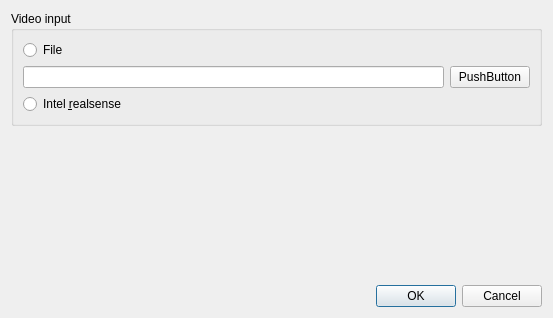
This is src/ui/ConfigDialog.ui in vmartinlac/enguerrand as Qt 5 draws it before an edit. The edited form follows.
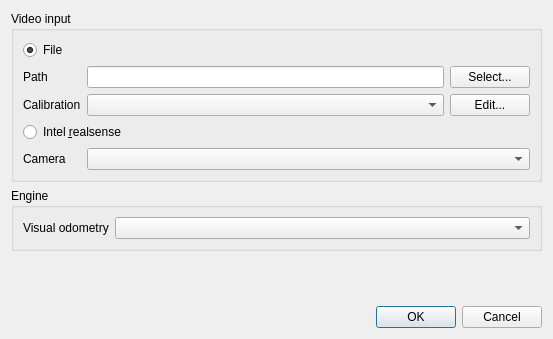
This is the edited form.

The edit to the form file:
```diff
--- a/src/ui/ConfigDialog.ui
+++ b/src/ui/ConfigDialog.ui
@@ -7,9 +7,15 @@
     <x>0</x>
     <y>0</y>
     <width>553</width>
-    <height>318</height>
+    <height>339</height>
    </rect>
   </property>
+  <property name="sizePolicy">
+   <sizepolicy hsizetype="Preferred" vsizetype="Preferred">
+    <horstretch>0</horstretch>
+    <verstretch>0</verstretch>
+   </sizepolicy>
+  </property>
   <property name="windowTitle">
    <string>Configuration</string>
   </property>
@@ -19,32 +25,105 @@
      <property name="title">
       <string>Video input</string>
      </property>
-     <layout class="QVBoxLayout" name="verticalLayout">
-      <item>
-       <widget class="QRadioButton" name="video_file">
+     <layout class="QGridLayout" name="gridLayout">
+      <item row="2" column="2">
+       <widget class="QPushButton" name="video_file_edit_calibrations">
         <property name="text">
-         <string>File</string>
+         <string>Edit...</string>
         </property>
        </widget>
       </item>
-      <item>
-       <layout class="QHBoxLayout" name="horizontalLayout">
-        <item>
-         <widget class="QLineEdit" name="video_filename"/>
-        </item>
-        <item>
-         <widget class="QPushButton" name="select_video_file">
-          <property name="text">
-           <string>PushButton</string>
-          </property>
-         </widget>
-        </item>
-       </layout>
+      <item row="5" column="0">
+       <widget class="QLabel" name="cameraLabel">
+        <property name="text">
+         <string>Camera</string>
+        </property>
+       </widget>
       </item>
-      <item>
+      <item row="2" column="1">
+       <widget class="QComboBox" name="video_file_calibration">
+        <property name="sizePolicy">
+         <sizepolicy hsizetype="Expanding" vsizetype="Fixed">
+          <horstretch>0</horstretch>
+          <verstretch>0</verstretch>
+         </sizepolicy>
+        </property>
+       </widget>
+      </item>
+      <item row="3" column="0" colspan="3">
        <widget class="QRadioButton" name="video_realsense">
         <property name="text">
          <string>Intel &amp;realsense</string>
+        </property>
+       </widget>
+      </item>
+      <item row="0" column="0" colspan="3">
+       <widget class="QRadioButton" name="video_file">
+        <property name="text">
+         <string>File</string>
+        </property>
+        <property name="checked">
+         <bool>true</bool>
+        </property>
+       </widget>
+      </item>
+      <item row="2" column="0">
+       <widget class="QLabel" name="calibrationLabel">
+        <property name="text">
+         <string>Calibration</string>
+        </property>
+       </widget>
+      </item>
+      <item row="1" column="2">
+       <widget class="QPushButton" name="video_file_select_path">
+        <property name="text">
+         <string>Select...</string>
+        </property>
+       </widget>
+      </item>
+      <item row="1" column="1">
+       <widget class="QLineEdit" name="video_file_path"/>
+      </item>
+      <item row="1" column="0">
+       <widget class="QLabel" name="pathLabel">
+        <property name="text">
+         <string>Path</string>
+        </property>
+       </widget>
+      </item>
+      <item row="5" column="1" colspan="2">
+       <widget class="QComboBox" name="video_realsense_camera">
+        <property name="sizePolicy">
+         <sizepolicy hsizetype="Expanding" vsizetype="Fixed">
+          <horstretch>0</horstretch>
+          <verstretch>0</verstretch>
+         </sizepolicy>
+        </property>
+       </widget>
+      </item>
+     </layout>
+    </widget>
+   </item>
+   <item>
+    <widget class="QGroupBox" name="groupBox_2">
+     <property name="title">
+      <string>Engine</string>
+     </property>
+     <layout class="QFormLayout" name="formLayout">
+      <item row="0" column="0">
+       <widget class="QLabel" name="visualOdometryLabel">
+        <property name="text">
+         <string>Visual odometry</string>
+        </property>
+       </widget>
+      </item>
+      <item row="0" column="1">
+       <widget class="QComboBox" name="visual_odometry_code">
+        <property name="sizePolicy">
+         <sizepolicy hsizetype="Expanding" vsizetype="Fixed">
+          <horstretch>0</horstretch>
+          <verstretch>0</verstretch>
+         </sizepolicy>
         </property>
        </widget>
       </item>
```
Left out of the diff: 3 changed lines with no effect on the pictures.
